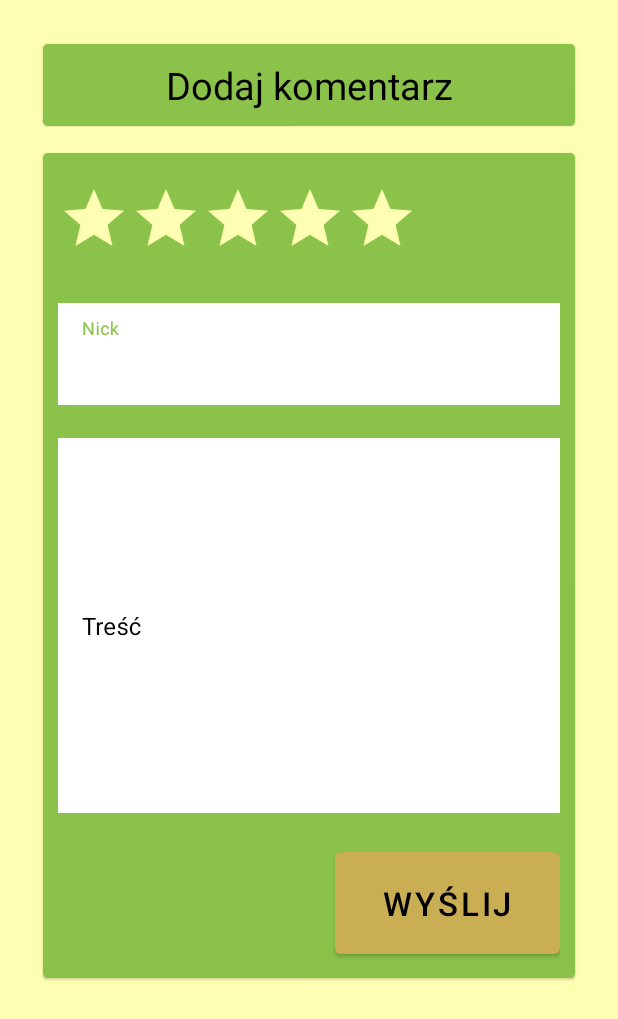
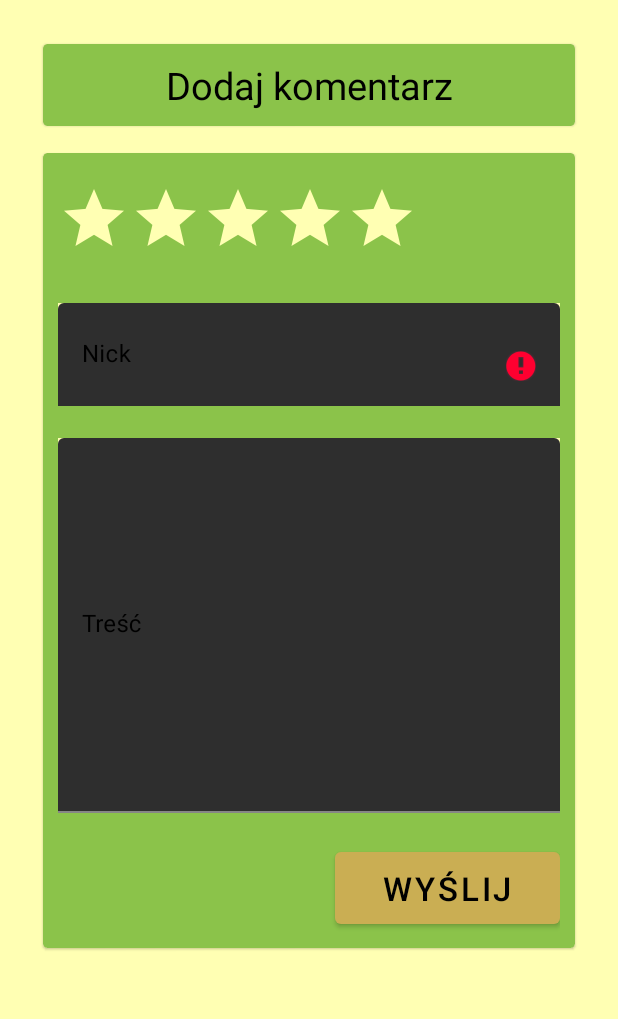
Before and after one commit to szymonwawak/be-beauty, an Android app: the AddComment screen opened directly, with no data from a screen before it, after a tap on "WYŚLIJ", on a phone screen of 412 x 824 dp. Shown: the top 1019 px of the screen. Run offline under Robolectric (Android 15) with nearby library versions, the phone set to English and light mode, and no system bars; Roboto replaces fonts that are not available here.

Commit message:
Modified comments look

```diff
--- a/app/src/main/java/com/example/bebeauty/AddComment.java
+++ b/app/src/main/java/com/example/bebeauty/AddComment.java
@@ -3,6 +3,7 @@ package com.example.bebeauty;
 import androidx.appcompat.app.AppCompatActivity;
 import androidx.lifecycle.Observer;
 
+import android.app.Activity;
 import android.content.Intent;
 import android.os.Bundle;
 import android.view.MotionEvent;
@@ -55,13 +56,32 @@ public class AddComment extends AppCompatActivity {
         button.setOnClickListener(new View.OnClickListener() {
             @Override
             public void onClick(View v) {
-                sendComment();
+                sendCommentIfValid();
             }
         });
     }
 
+    private void sendCommentIfValid() {
+        if (validateComment())
+            sendComment();
+    }
+
+    private boolean validateComment() {
+        String name = nickname.getText().toString();
+        String message = opinion.getText().toString();
+        if (name.isEmpty()) {
+            nickname.setError("Nick nie może być pusty!");
+            return false;
+        }
+        if (message.isEmpty()) {
+            opinion.setError("Treść nie może być pusta!");
+            return false;
+        }
+        return true;
+    }
+
     private void sendComment() {
-        Comment comment = new Comment();
+        final Comment comment = new Comment();
         comment.setScore(score.getRating());
         comment.setOpinion(opinion.getText().toString());
         comment.setNickname(nickname.getText().toString());
@@ -71,7 +91,11 @@ public class AddComment extends AppCompatActivity {
             @Override
             public void onChanged(Boolean success) {
                 if (success) {
-                    finish();
+                    Intent intent = new Intent(AddComment.this, MainActivity.class);
+                    intent.setFlags(Intent.FLAG_ACTIVITY_CLEAR_TOP);
+                    startActivity(intent);
+                    toast = Toast.makeText(getApplicationContext(), "Komentarz został wysłany!", Toast.LENGTH_LONG);
+                    toast.show();
                 } else {
                     toast = Toast.makeText(getApplicationContext(), "Nie udało się wysłać komentarza. Spróbuj ponownie", Toast.LENGTH_LONG);
                     toast.show();
--- a/app/src/main/java/com/example/bebeauty/model/Product.java
+++ b/app/src/main/java/com/example/bebeauty/model/Product.java
@@ -10,7 +10,7 @@ public class Product implements Serializable {
     private String manufacturer;
     private String description;
     private Integer volume;
-    private Byte averageScore;
+    private Float averageScore;
     private Boolean accepted;
     private String barcode;
     private List<Comment> comments;
@@ -58,11 +58,11 @@ public class Product implements Serializable {
         this.volume = volume;
     }
 
-    public Byte getAverageScore() {
+    public Float getAverageScore() {
         return averageScore;
     }
 
-    public void setAverageScore(Byte averageScore) {
+    public void setAverageScore(Float averageScore) {
         this.averageScore = averageScore;
     }
 
--- a/app/src/main/res/layout/activity_add_comment.xml
+++ b/app/src/main/res/layout/activity_add_comment.xml
@@ -57,38 +57,43 @@
                 android:stepSize="0.5" />
 
             <com.google.android.material.textfield.TextInputLayout
+                android:id="@+id/nickname_layout"
                 android:layout_width="match_parent"
+                android:layout_height="70sp"
                 android:layout_marginTop="20sp"
-                android:layout_height="70sp"
+                style="@style/inputStyle"
                 android:hint="@string/nick">
 
                 <com.google.android.material.textfield.TextInputEditText
-                    style="@style/CustomInputField"
                     android:id="@+id/nickname"
                     android:layout_width="match_parent"
-                    android:layout_height="match_parent" />
+                    android:layout_height="match_parent"
+                    android:maxLength="45" />
             </com.google.android.material.textfield.TextInputLayout>
 
             <com.google.android.material.textfield.TextInputLayout
+                android:id="@+id/comment_layout"
                 android:layout_width="match_parent"
                 android:layout_height="250sp"
                 android:layout_gravity="top"
                 android:layout_marginTop="20sp"
                 android:foregroundGravity="top"
                 android:gravity="top"
-                android:hint="@string/comment_value">
+                android:hint="@string/comment_value"
+                style="@style/inputStyle"
+                app:errorEnabled="true">
 
                 <com.google.android.material.textfield.TextInputEditText
-                    style="@style/CustomInputField"
                     android:id="@+id/comment"
                     android:layout_width="match_parent"
-                    android:layout_height="match_parent" />
+                    android:layout_height="match_parent"
+                    android:maxLength="300" />
             </com.google.android.material.textfield.TextInputLayout>
 
             <com.google.android.material.button.MaterialButton
                 android:id="@+id/send"
                 android:layout_width="150sp"
-                android:layout_height="80dp"
+                android:layout_height="60dp"
                 android:layout_marginTop="20dp"
                 android:text="@string/send"
                 android:layout_gravity="end"
--- a/app/src/main/res/values/styles.xml
+++ b/app/src/main/res/values/styles.xml
@@ -20,20 +20,16 @@
         <item name="android:popupBackground">@color/colorPrimaryDark</item>
     </style>
 
-    <style name="Linear.MaterialComponents.TextInputEditText" parent="ThemeOverlay.Design.TextInputEditText" tools:ignore="PrivateResource">
-        <item name="android:background">@color/colorSecondary</item>
-    </style>
-
-    <style name="CustomInputField" parent="Linear.MaterialComponents.TextInputEditText">
+    <style name="inputStyle" parent="Widget.AppCompat.EditText" tools:ignore="PrivateResource">
         <item name="android:gravity">top</item>
-        <item name="android:paddingTop">5sp</item>
         <item name="android:layout_gravity">top</item>
         <item name="android:textColor">@android:color/black</item>
-        <item name="android:background">@android:color/white</item>
+        <item name="android:background">@color/colorSecondaryAccent</item>
         <item name="colorControlNormal">@color/colorSecondaryDark</item>
         <item name="colorControlActivated">@color/colorSecondary</item>
         <item name="colorControlHighlight">@android:color/holo_red_light</item>
     </style>
+
 
     <style name="Widget.MaterialComponents.TextInputLayout.FilledBox" parent="Base.Widget.MaterialComponents.TextInputLayout" tools:ignore="PrivateResource">
         <item name="android:gravity">top</item>
```
